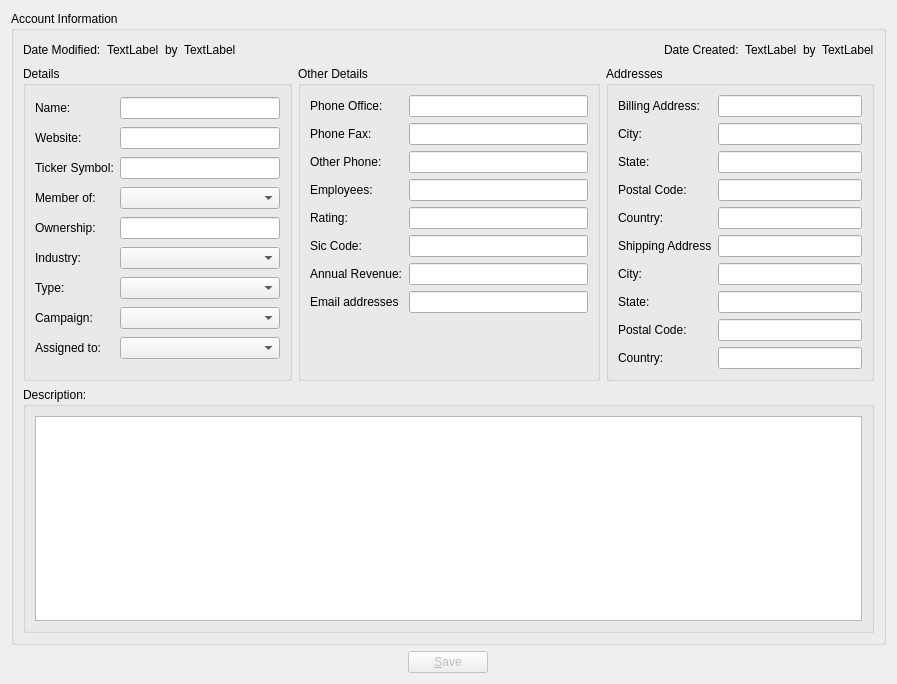
Above: client/src/accountdetails.ui from KDAB/FatCRM before the change. Below: the same form after it.
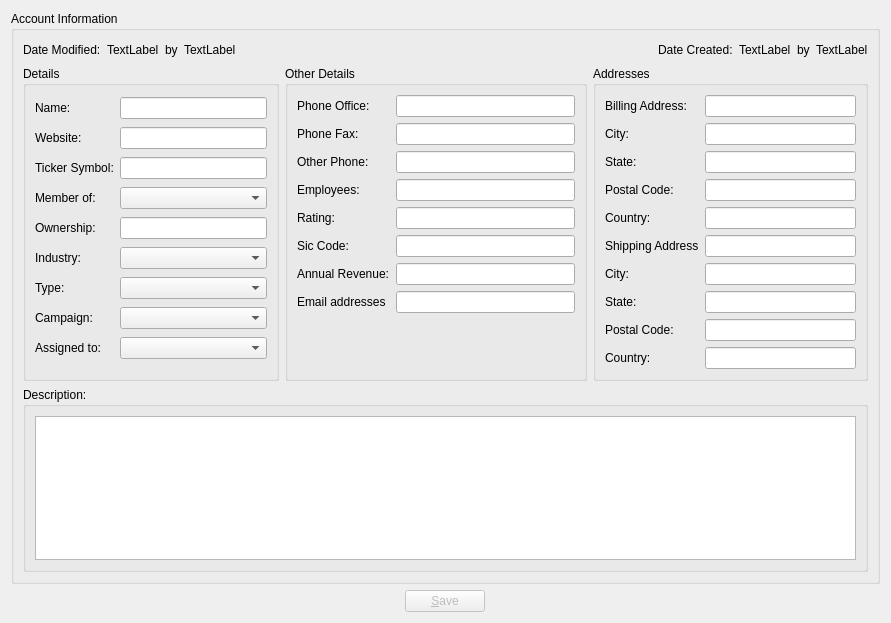
That is the form after the change.

Commit message: ui adjustments - fixes FATCRM-27

```diff
--- a/client/src/accountdetails.ui
+++ b/client/src/accountdetails.ui
@@ -6,8 +6,8 @@
    <rect>
     <x>0</x>
     <y>0</y>
-    <width>897</width>
-    <height>684</height>
+    <width>891</width>
+    <height>623</height>
    </rect>
   </property>
   <property name="windowTitle">
@@ -16,10 +16,16 @@
   <layout class="QGridLayout" name="gridLayout_6">
    <item row="0" column="0" colspan="3">
     <widget class="QGroupBox" name="accountInformationGB">
+     <property name="minimumSize">
+      <size>
+       <width>850</width>
+       <height>0</height>
+      </size>
+     </property>
      <property name="title">
       <string>Account Information</string>
      </property>
-     <layout class="QGridLayout" name="gridLayout_5">
+     <layout class="QGridLayout" name="gridLayout_7">
       <item row="0" column="0">
        <layout class="QHBoxLayout" name="horizontalLayout_2">
         <item>
@@ -94,9 +100,15 @@
        </layout>
       </item>
       <item row="1" column="0">
-       <layout class="QHBoxLayout" name="horizontalLayout_3">
-        <item>
+       <layout class="QGridLayout" name="gridLayout_5">
+        <item row="0" column="0">
          <widget class="QGroupBox" name="detailsBox">
+          <property name="minimumSize">
+           <size>
+            <width>0</width>
+            <height>275</height>
+           </size>
+          </property>
           <property name="title">
            <string>Details</string>
           </property>
@@ -430,8 +442,14 @@
           </layout>
          </widget>
         </item>
-        <item>
+        <item row="0" column="1">
          <widget class="QGroupBox" name="otherDetailsBox">
+          <property name="minimumSize">
+           <size>
+            <width>275</width>
+            <height>0</height>
+           </size>
+          </property>
           <property name="title">
            <string>Other Details</string>
           </property>
@@ -441,7 +459,7 @@
           <property name="checked">
            <bool>false</bool>
           </property>
-          <layout class="QGridLayout" name="gridLayout_2">
+          <layout class="QGridLayout" name="gridLayout_3">
            <item row="0" column="0">
             <widget class="QLabel" name="label_6">
              <property name="text">
@@ -499,6 +517,9 @@
              </property>
             </widget>
            </item>
+           <item row="5" column="1">
+            <widget class="QLineEdit" name="sicCode"/>
+           </item>
            <item row="6" column="0">
             <widget class="QLabel" name="label_11">
              <property name="text">
@@ -532,14 +553,17 @@
              </property>
             </spacer>
            </item>
-           <item row="5" column="1">
-            <widget class="QLineEdit" name="sicCode"/>
-           </item>
           </layout>
          </widget>
         </item>
-        <item>
+        <item row="0" column="2">
          <widget class="QGroupBox" name="addressesBox">
+          <property name="minimumSize">
+           <size>
+            <width>275</width>
+            <height>0</height>
+           </size>
+          </property>
           <property name="title">
            <string>Addresses</string>
           </property>
@@ -549,7 +573,7 @@
           <property name="checked">
            <bool>false</bool>
           </property>
-          <layout class="QGridLayout" name="gridLayout_3">
+          <layout class="QGridLayout" name="gridLayout_2">
            <item row="0" column="0">
             <widget class="QLabel" name="label_13">
              <property name="text">
```
The commit also changes 4 other files.
